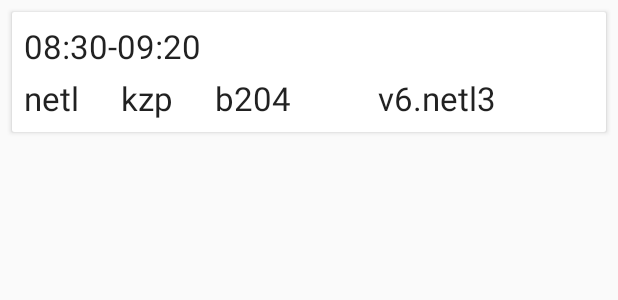
After one commit to MeindertKempe/PWS, an Android app: the layout appointment_card.xml on its own in the app's theme, with its tools: preview values and no code run, on a phone screen of 412 x 824 dp. The commit adds this screen. Shown: the top 300 px of the screen. Run offline under Robolectric (Android 15) with nearby library versions, the phone set to English and light mode, and no system bars; network calls fail.

Commit message:
Implement RecyclerView adapter

```diff
--- /dev/null
+++ b/src/main/res/layout/appointment_card.xml
@@ -0,0 +1,81 @@
+<?xml version="1.0" encoding="utf-8"?>
+<androidx.cardview.widget.CardView xmlns:android="http://schemas.android.com/apk/res/android"
+    xmlns:app="http://schemas.android.com/apk/res-auto"
+    xmlns:tools="http://schemas.android.com/tools"
+    android:layout_width="match_parent"
+    android:layout_height="80dp"
+    android:layout_marginStart="8dp"
+    android:layout_marginTop="8dp"
+    android:layout_marginEnd="8dp">
+
+    <androidx.constraintlayout.widget.ConstraintLayout
+        android:id="@+id/card_layout"
+        android:layout_width="match_parent"
+        android:layout_height="match_parent"
+        android:background="#fff">
+
+        <TextView
+            android:id="@+id/time"
+            android:layout_width="wrap_content"
+            android:layout_height="wrap_content"
+            android:layout_marginStart="8dp"
+            android:layout_marginTop="8dp"
+            android:text="08:30-09:20"
+            android:textAppearance="@style/TextAppearance.AppCompat.Large"
+            app:layout_constraintStart_toStartOf="parent"
+            app:layout_constraintTop_toTopOf="parent" />
+
+        <TextView
+            android:id="@+id/subjects"
+            android:layout_width="wrap_content"
+            android:layout_height="wrap_content"
+            android:layout_marginStart="8dp"
+            android:layout_marginBottom="8dp"
+            android:text="netl"
+            android:textAppearance="@style/TextAppearance.AppCompat.Large"
+            app:layout_constraintBottom_toBottomOf="parent"
+            app:layout_constraintStart_toStartOf="parent" />
+
+        <TextView
+            android:id="@+id/locations"
+            android:layout_width="wrap_content"
+            android:layout_height="wrap_content"
+            android:layout_marginStart="8dp"
+            android:layout_marginEnd="128dp"
+            android:layout_marginBottom="8dp"
+            android:text="b204"
+            android:textAppearance="@style/TextAppearance.AppCompat.Large"
+            app:layout_constraintBottom_toBottomOf="parent"
+            app:layout_constraintEnd_toEndOf="parent"
+            app:layout_constraintStart_toEndOf="@+id/subjects" />
+
+        <TextView
+            android:id="@+id/teachers"
+            android:layout_width="wrap_content"
+            android:layout_height="wrap_content"
+            android:layout_marginStart="8dp"
+            android:layout_marginEnd="8dp"
+            android:layout_marginBottom="8dp"
+            android:text="kzp"
+            android:textAppearance="@style/TextAppearance.AppCompat.Large"
+            app:layout_constraintBottom_toBottomOf="parent"
+            app:layout_constraintEnd_toStartOf="@+id/locations"
+            app:layout_constraintStart_toEndOf="@+id/subjects" />
+
+        <TextView
+            android:id="@+id/groups"
+            android:layout_width="wrap_content"
+            android:layout_height="wrap_content"
+            android:layout_marginStart="32dp"
+            android:layout_marginEnd="48dp"
+            android:layout_marginBottom="8dp"
+            android:text="v6.netl3"
+            android:textAppearance="@style/TextAppearance.AppCompat.Large"
+            app:layout_constraintBottom_toBottomOf="parent"
+            app:layout_constraintEnd_toEndOf="parent"
+            app:layout_constraintStart_toEndOf="@+id/locations" />
+
+
+    </androidx.constraintlayout.widget.ConstraintLayout>
+
+</androidx.cardview.widget.CardView>
--- a/src/main/res/values/colors.xml
+++ b/src/main/res/values/colors.xml
@@ -3,4 +3,6 @@
     <color name="colorPrimary">#008577</color>
     <color name="colorPrimaryDark">#00574B</color>
     <color name="colorAccent">#D81B60</color>
+    <color name="colorCancelled">#CC0000</color>
+    <color name="colorMoved">#CCCC00</color>
 </resources>
```
Also changed, not shown: src/main/java/com/mk/zermelo/AppointmentAdapter.java (added, +97 -0 lines), src/main/res/values/strings.xml (+7 -1 lines).
